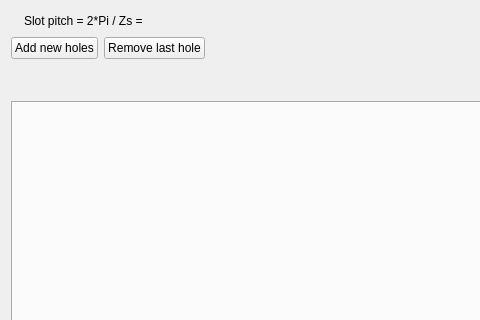
Qt form pyleecan/GUI/Dialog/DMachineSetup/SMHoleMag/SMHoleMag.ui (Eomys/pyleecan) before a commit; both pictures show x 0 to 480 and y 0 to 320 of the 780 by 640 pixel window.
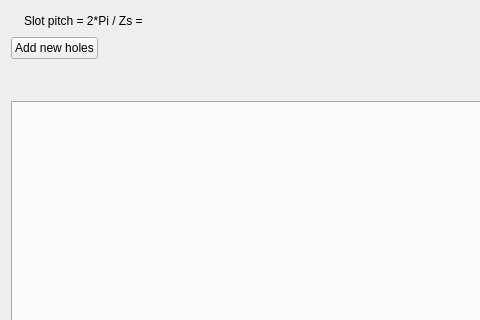
The same form after that commit. Icons and pictures are not drawn. Custom widgets are drawn as their Qt base class.

Commit message: [CO] Closable tabs for Hole

Diff of the .ui file:
```diff
--- a/pyleecan/GUI/Dialog/DMachineSetup/SMHoleMag/SMHoleMag.ui
+++ b/pyleecan/GUI/Dialog/DMachineSetup/SMHoleMag/SMHoleMag.ui
@@ -69,13 +69,6 @@
        </property>
       </widget>
      </item>
-     <item>
-      <widget class="QPushButton" name="b_remove">
-       <property name="text">
-        <string>Remove last hole</string>
-       </property>
-      </widget>
-     </item>
      <item>
       <spacer name="horizontalSpacer_2">
        <property name="orientation">
```
Left out of the diff: 3 changed lines with no effect on the pictures. The commit also changes 2 other files.
